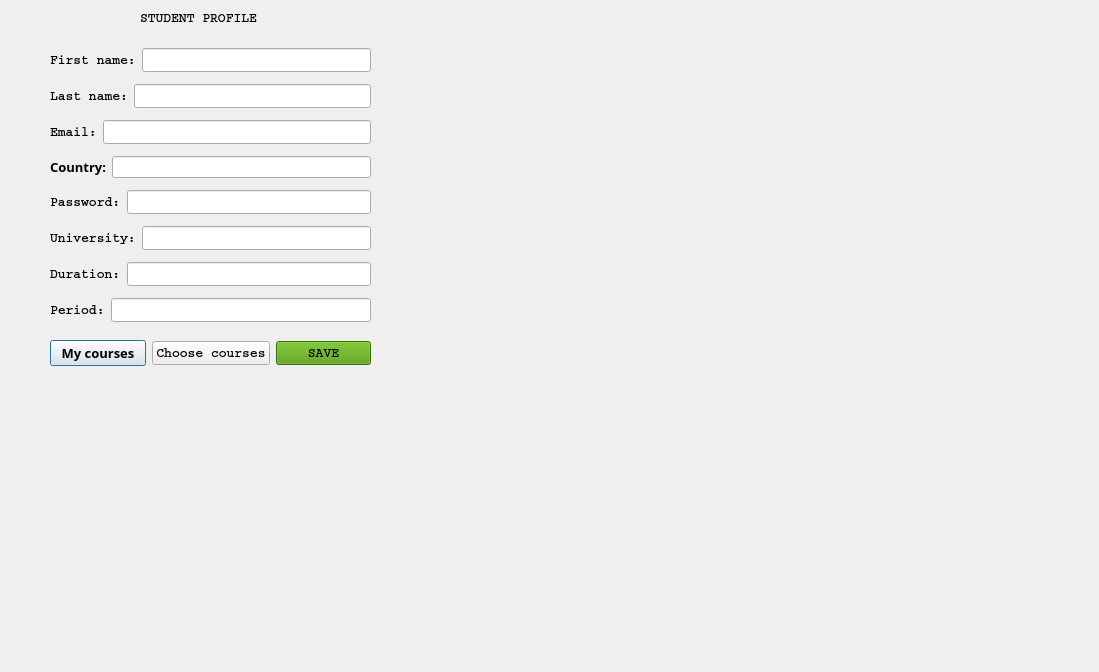
The window that menustudent.ui (casalete/ErasmusIo) describes before a commit, drawn with Qt 5.
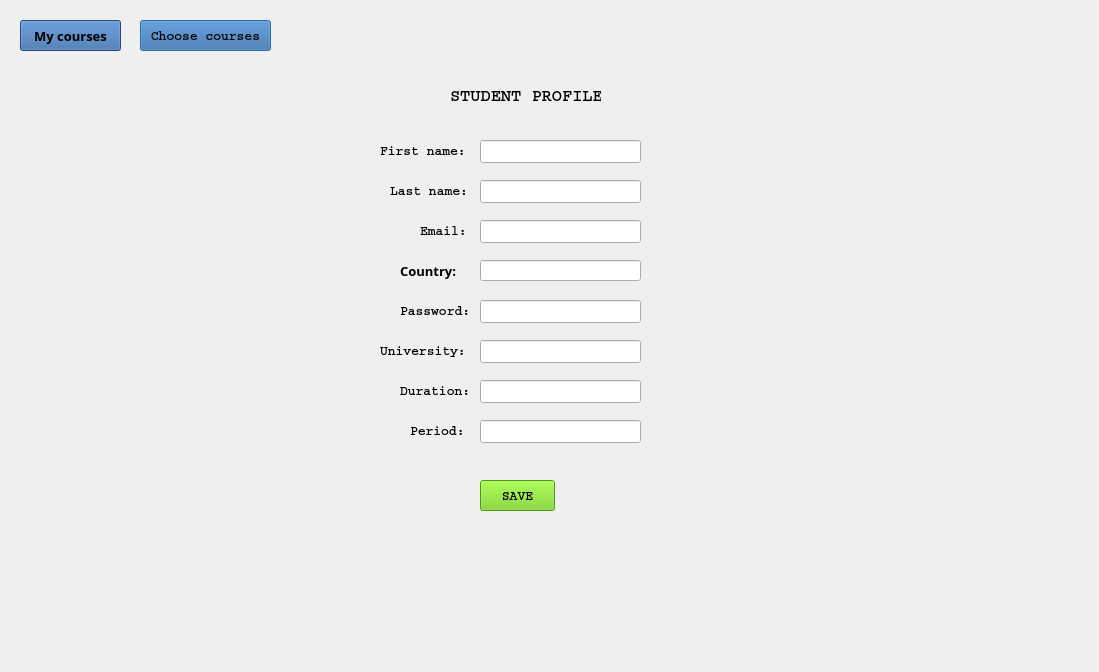
The same window after the commit. Icons and pictures are not drawn.

What changed in the file:
```diff
--- a/menustudent.ui
+++ b/menustudent.ui
@@ -19,10 +19,76 @@
   <widget class="QLabel" name="label">
    <property name="geometry">
     <rect>
+     <x>450</x>
+     <y>80</y>
+     <width>151</width>
+     <height>31</height>
+    </rect>
+   </property>
+   <property name="font">
+    <font>
+     <family>Courier</family>
+     <pointsize>13</pointsize>
+     <weight>75</weight>
+     <bold>true</bold>
+    </font>
+   </property>
+   <property name="styleSheet">
+    <string notr="true">background:transparent;</string>
+   </property>
+   <property name="text">
+    <string>STUDENT PROFILE</string>
+   </property>
+  </widget>
+  <widget class="QLineEdit" name="lineEdit_password">
+   <property name="geometry">
+    <rect>
+     <x>480</x>
+     <y>300</y>
+     <width>161</width>
+     <height>23</height>
+    </rect>
+   </property>
+   <property name="font">
+    <font>
+     <family>Courier</family>
+     <pointsize>10</pointsize>
+     <weight>75</weight>
+     <bold>true</bold>
+    </font>
+   </property>
+  </widget>
+  <widget class="QLabel" name="label_7">
+   <property name="geometry">
+    <rect>
+     <x>400</x>
+     <y>300</y>
+     <width>71</width>
+     <height>21</height>
+    </rect>
+   </property>
+   <property name="font">
+    <font>
+     <family>Courier</family>
+     <pointsize>10</pointsize>
+     <weight>75</weight>
+     <bold>true</bold>
+    </font>
+   </property>
+   <property name="styleSheet">
+    <string notr="true">background:transparent;</string>
+   </property>
+   <property name="text">
+    <string>Password:</string>
+   </property>
+  </widget>
+  <widget class="QPushButton" name="coursesButton">
+   <property name="geometry">
+    <rect>
      <x>140</x>
-     <y>10</y>
+     <y>20</y>
      <width>131</width>
-     <height>16</height>
+     <height>31</height>
     </rect>
    </property>
    <property name="font">
@@ -33,24 +99,112 @@
      <bold>true</bold>
     </font>
    </property>
+   <property name="styleSheet">
+    <string notr="true">background: rgb(52, 101, 164);</string>
+   </property>
    <property name="text">
-    <string>STUDENT PROFILE</string>
+    <string>Choose courses</string>
    </property>
   </widget>
-  <widget class="QWidget" name="layoutWidget">
+  <widget class="QPushButton" name="submitButton">
    <property name="geometry">
     <rect>
-     <x>50</x>
-     <y>42</y>
-     <width>321</width>
-     <height>291</height>
+     <x>480</x>
+     <y>480</y>
+     <width>75</width>
+     <height>31</height>
     </rect>
    </property>
-   <layout class="QVBoxLayout" name="verticalLayout">
-    <item>
-     <layout class="QHBoxLayout" name="horizontalLayout">
-      <item>
+   <property name="font">
+    <font>
+     <family>Courier</family>
+     <pointsize>10</pointsize>
+     <weight>75</weight>
+     <bold>true</bold>
+    </font>
+   </property>
+   <property name="styleSheet">
+    <string notr="true">background: rgb(115, 210, 22);</string>
+   </property>
+   <property name="text">
+    <string>SAVE</string>
+   </property>
+  </widget>
+  <widget class="QPushButton" name="pushButton">
+   <property name="geometry">
+    <rect>
+     <x>20</x>
+     <y>20</y>
+     <width>101</width>
+     <height>31</height>
+    </rect>
+   </property>
+   <property name="font">
+    <font>
+     <family>Courier 10 Pitch</family>
+     <pointsize>10</pointsize>
+     <weight>75</weight>
+     <bold>true</bold>
+    </font>
+   </property>
+   <property name="styleSheet">
+    <string notr="true">background: rgb(52, 101, 164);</string>
+   </property>
+   <property name="text">
+    <string>My courses</string>
+   </property>
+  </widget>
+  <widget class="QLineEdit" name="lineEdit_university">
+   <property name="geometry">
+    <rect>
+     <x>480</x>
+     <y>340</y>
+     <width>161</width>
+     <height>23</height>
+    </rect>
+   </property>
+   <property name="font">
+    <font>
+     <family>Courier</family>
+     <pointsize>10</pointsize>
+     <weight>75</weight>
+     <bold>true</bold>
+    </font>
+   </property>
+  </widget>
+  <widget class="QLabel" name="label_8">
+   <property name="geometry">
+    <rect>
+     <x>380</x>
+     <y>340</y>
+     <width>86</width>
+     <height>21</height>
+    </rect>
+   </property>
+   <property name="font">
+    <font>
+     <family>Courier</family>
+     <pointsize>10</pointsize>
+     <weight>75</weight>
+     <bold>true</bold>
+    </font>
+   </property>
+   <property name="styleSheet">
+    <string notr="true">background:transparent;</string>
+   </property>
+   <property name="text">
+    <string>University:</string>
+   </property>
+  </widget>
        <widget class="QLabel" name="label_2">
+   <property name="geometry">
+    <rect>
+     <x>380</x>
+     <y>140</y>
+     <width>86</width>
+     <height>21</height>
+    </rect>
+   </property>
         <property name="font">
          <font>
           <family>Courier</family>
@@ -59,13 +213,22 @@
           <bold>true</bold>
          </font>
         </property>
+   <property name="styleSheet">
+    <string notr="true">background:transparent;</string>
+   </property>
         <property name="text">
          <string>First name:</string>
         </property>
        </widget>
-      </item>
-      <item>
        <widget class="QLineEdit" name="lineEdit_firstName">
+   <property name="geometry">
+    <rect>
+     <x>480</x>
+     <y>140</y>
+     <width>161</width>
+     <height>23</height>
+    </rect>
+   </property>
         <property name="font">
          <font>
           <family>Courier</family>
@@ -75,13 +238,15 @@
          </font>
         </property>
        </widget>
-      </item>
-     </layout>
-    </item>
-    <item>
-     <layout class="QHBoxLayout" name="horizontalLayout_2">
-      <item>
-       <widget class="QLabel" name="label_5">
+  <widget class="QLineEdit" name="lineEdit_duration">
+   <property name="geometry">
+    <rect>
+     <x>480</x>
+     <y>380</y>
+     <width>161</width>
+     <height>23</height>
+    </rect>
+   </property>
         <property name="font">
          <font>
           <family>Courier</family>
@@ -89,30 +254,41 @@
           <weight>75</weight>
           <bold>true</bold>
          </font>
+   </property>
+  </widget>
+  <widget class="QLabel" name="label_9">
+   <property name="geometry">
+    <rect>
+     <x>400</x>
+     <y>380</y>
+     <width>71</width>
+     <height>21</height>
+    </rect>
+   </property>
+   <property name="font">
+    <font>
+     <family>Courier</family>
+     <pointsize>10</pointsize>
+     <weight>75</weight>
+     <bold>true</bold>
+    </font>
+   </property>
+   <property name="styleSheet">
+    <string notr="true">background:transparent;</string>
         </property>
         <property name="text">
-         <string>Last name:</string>
-        </property>
-       </widget>
-      </item>
-      <item>
-       <widget class="QLineEdit" name="lineEdit_lastName">
-        <property name="font">
-         <font>
-          <family>Courier</family>
-          <pointsize>10</pointsize>
-          <weight>75</weight>
-          <bold>true</bold>
-         </font>
-        </property>
-       </widget>
-      </item>
-     </layout>
-    </item>
-    <item>
-     <layout class="QHBoxLayout" name="horizontalLayout_3">
-      <item>
+    <string>Duration:</string>
+   </property>
+  </widget>
        <widget class="QLabel" name="label_6">
+   <property name="geometry">
+    <rect>
+     <x>420</x>
+     <y>220</y>
+     <width>47</width>
+     <height>21</height>
+    </rect>
+   </property>
         <property name="font">
          <font>
           <family>Courier</family>
@@ -121,144 +297,40 @@
           <bold>true</bold>
          </font>
         </property>
+   <property name="styleSheet">
+    <string notr="true">background:transparent;</string>
+   </property>
         <property name="text">
          <string>Email:</string>
         </property>
        </widget>
-      </item>
-      <item>
        <widget class="QLineEdit" name="lineEdit_email">
-        <property name="font">
-         <font>
-          <family>Courier</family>
-          <pointsize>10</pointsize>
-          <weight>75</weight>
-          <bold>true</bold>
-         </font>
-        </property>
-       </widget>
-      </item>
-     </layout>
-    </item>
-    <item>
-     <layout class="QHBoxLayout" name="horizontalLayout_4">
-      <item>
-       <widget class="QLabel" name="label_11">
+   <property name="geometry">
+    <rect>
+     <x>480</x>
+     <y>220</y>
+     <width>161</width>
+     <height>23</height>
+    </rect>
+   </property>
         <property name="font">
          <font>
-          <family>Courier 10 Pitch</family>
-          <pointsize>10</pointsize>
-          <weight>75</weight>
-          <bold>true</bold>
-         </font>
-        </property>
-        <property name="text">
-         <string>Country:</string>
-        </property>
-       </widget>
-      </item>
-      <item>
-       <widget class="QLineEdit" name="lineEdit_country"/>
-      </item>
-     </layout>
-    </item>
-    <item>
-     <layout class="QHBoxLayout" name="horizontalLayout_5">
-      <item>
-       <widget class="QLabel" name="label_7">
-        <property name="font">
-         <font>
           <family>Courier</family>
           <pointsize>10</pointsize>
           <weight>75</weight>
           <bold>true</bold>
          </font>
         </property>
-        <property name="text">
-         <string>Password:</string>
-        </property>
-       </widget>
-      </item>
-      <item>
-       <widget class="QLineEdit" name="lineEdit_password">
-        <property name="font">
-         <font>
-          <family>Courier</family>
-          <pointsize>10</pointsize>
-          <weight>75</weight>
-          <bold>true</bold>
-         </font>
-        </property>
-       </widget>
-      </item>
-     </layout>
-    </item>
-    <item>
-     <layout class="QHBoxLayout" name="horizontalLayout_6">
-      <item>
-       <widget class="QLabel" name="label_8">
-        <property name="font">
-         <font>
-          <family>Courier</family>
-          <pointsize>10</pointsize>
-          <weight>75</weight>
-          <bold>true</bold>
-         </font>
-        </property>
-        <property name="text">
-         <string>University:</string>
-        </property>
-       </widget>
-      </item>
-      <item>
-       <widget class="QLineEdit" name="lineEdit_university">
-        <property name="font">
-         <font>
-          <family>Courier</family>
-          <pointsize>10</pointsize>
-          <weight>75</weight>
-          <bold>true</bold>
-         </font>
-        </property>
-       </widget>
-      </item>
-     </layout>
-    </item>
-    <item>
-     <layout class="QHBoxLayout" name="horizontalLayout_7">
-      <item>
-       <widget class="QLabel" name="label_9">
-        <property name="font">
-         <font>
-          <family>Courier</family>
-          <pointsize>10</pointsize>
-          <weight>75</weight>
-          <bold>true</bold>
-         </font>
-        </property>
-        <property name="text">
-         <string>Duration:</string>
-        </property>
-       </widget>
-      </item>
-      <item>
-       <widget class="QLineEdit" name="lineEdit_duration">
-        <property name="font">
-         <font>
-          <family>Courier</family>
-          <pointsize>10</pointsize>
-          <weight>75</weight>
-          <bold>true</bold>
-         </font>
-        </property>
-       </widget>
-      </item>
-     </layout>
-    </item>
-    <item>
-     <layout class="QHBoxLayout" name="horizontalLayout_8">
-      <item>
+  </widget>
        <widget class="QLabel" name="label_4">
+   <property name="geometry">
+    <rect>
+     <x>410</x>
+     <y>420</y>
+     <width>55</width>
+     <height>21</height>
+    </rect>
+   </property>
         <property name="font">
          <font>
           <family>Courier</family>
@@ -267,13 +339,22 @@
           <bold>true</bold>
          </font>
         </property>
+   <property name="styleSheet">
+    <string notr="true">background:transparent;</string>
+   </property>
         <property name="text">
          <string>Period:</string>
         </property>
        </widget>
-      </item>
-      <item>
        <widget class="QLineEdit" name="lineEdit_period">
+   <property name="geometry">
+    <rect>
+     <x>480</x>
+     <y>420</y>
+     <width>161</width>
+     <height>23</height>
+    </rect>
+   </property>
         <property name="font">
          <font>
           <family>Courier</family>
@@ -283,23 +364,57 @@
          </font>
         </property>
        </widget>
-      </item>
-     </layout>
-    </item>
-   </layout>
+  <widget class="QLineEdit" name="lineEdit_lastName">
+   <property name="geometry">
+    <rect>
+     <x>480</x>
+     <y>180</y>
+     <width>161</width>
+     <height>23</height>
+    </rect>
+   </property>
+   <property name="font">
+    <font>
+     <family>Courier</family>
+     <pointsize>10</pointsize>
+     <weight>75</weight>
+     <bold>true</bold>
+    </font>
+   </property>
   </widget>
-  <widget class="QWidget" name="layoutWidget">
+  <widget class="QLabel" name="label_5">
    <property name="geometry">
     <rect>
-     <x>50</x>
-     <y>340</y>
-     <width>321</width>
-     <height>27</height>
+     <x>390</x>
+     <y>180</y>
+     <width>78</width>
+     <height>21</height>
     </rect>
    </property>
-   <layout class="QHBoxLayout" name="horizontalLayout_9">
-    <item>
-     <widget class="QPushButton" name="pushButton">
+   <property name="font">
+    <font>
+     <family>Courier</family>
+     <pointsize>10</pointsize>
+     <weight>75</weight>
+     <bold>true</bold>
+    </font>
+   </property>
+   <property name="styleSheet">
+    <string notr="true">background:transparent;</string>
+   </property>
+   <property name="text">
+    <string>Last name:</string>
+   </property>
+  </widget>
+  <widget class="QLabel" name="label_11">
+   <property name="geometry">
+    <rect>
+     <x>400</x>
+     <y>260</y>
+     <width>63</width>
+     <height>21</height>
+    </rect>
+   </property>
       <property name="font">
        <font>
         <family>Courier 10 Pitch</family>
@@ -308,45 +423,22 @@
         <bold>true</bold>
        </font>
       </property>
-      <property name="text">
-       <string>My courses</string>
-      </property>
-     </widget>
-    </item>
-    <item>
-     <widget class="QPushButton" name="coursesButton">
-      <property name="font">
-       <font>
-        <family>Courier</family>
-        <pointsize>10</pointsize>
-        <weight>75</weight>
-        <bold>true</bold>
-       </font>
-      </property>
-      <property name="text">
-       <string>Choose courses</string>
-      </property>
-     </widget>
-    </item>
-    <item>
-     <widget class="QPushButton" name="submitButton">
-      <property name="font">
-       <font>
-        <family>Courier</family>
-        <pointsize>10</pointsize>
-        <weight>75</weight>
-        <bold>true</bold>
-       </font>
-      </property>
       <property name="styleSheet">
-       <string notr="true">background-color: rgb(78, 154, 6);</string>
+    <string notr="true">background:transparent;</string>
       </property>
       <property name="text">
-       <string>SAVE</string>
-      </property>
-     </widget>
-    </item>
-   </layout>
+    <string>Country:</string>
+   </property>
+  </widget>
+  <widget class="QLineEdit" name="lineEdit_country">
+   <property name="geometry">
+    <rect>
+     <x>480</x>
+     <y>260</y>
+     <width>161</width>
+     <height>21</height>
+    </rect>
+   </property>
   </widget>
  </widget>
  <resources/>
```
Lines whose indentation alone changed are shown as unchanged.
